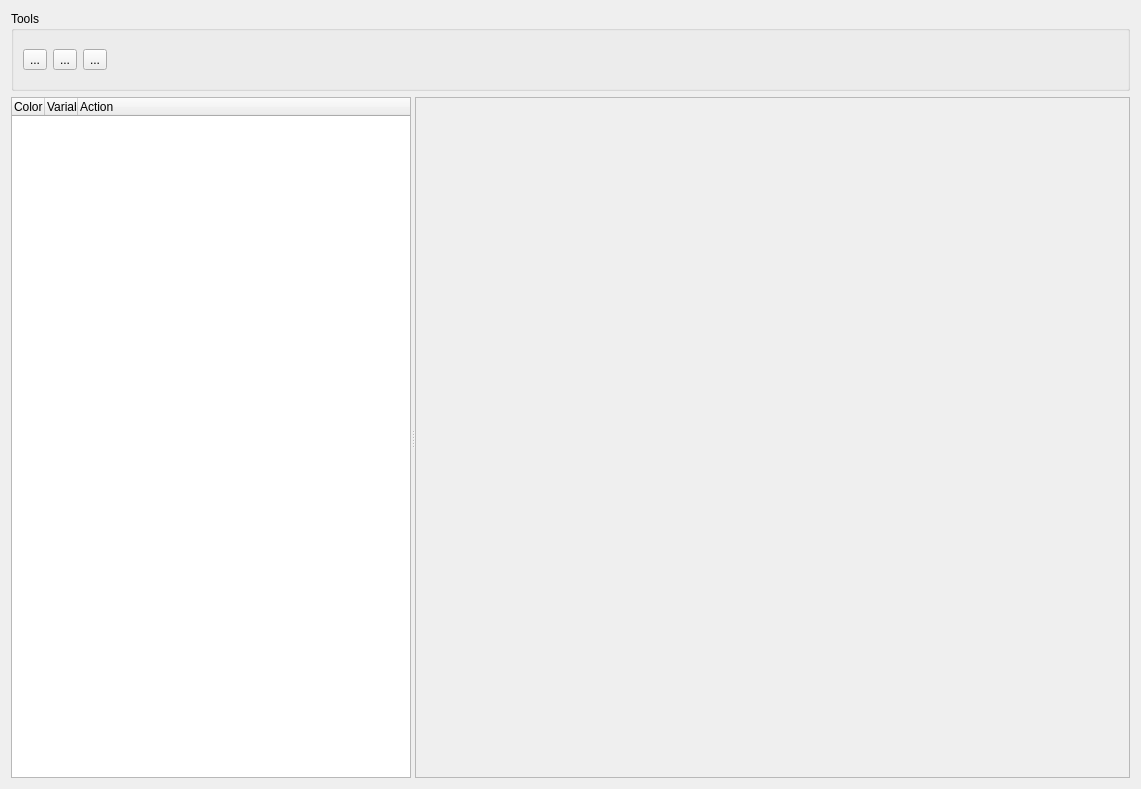
Old version of the form NetworkViewer/plugins/ScopeView/ScopeView.ui in the repository glocklueng/openecosys.
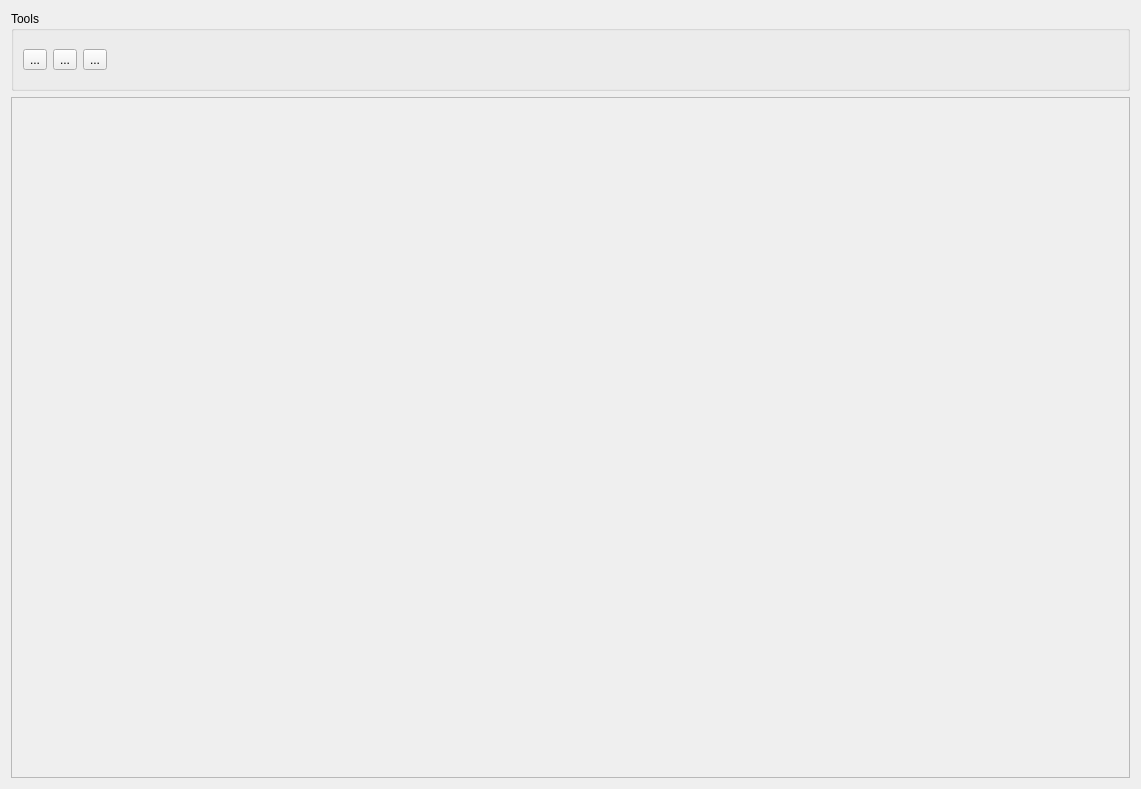
New version of the form. Icons and pictures are not drawn.

Commit message: Nicer variable list in ScopeView

```diff
--- a/NetworkViewer/plugins/ScopeView/ScopeView.ui
+++ b/NetworkViewer/plugins/ScopeView/ScopeView.ui
@@ -95,56 +95,6 @@
      <property name="orientation">
       <enum>Qt::Horizontal</enum>
      </property>
-     <widget class="QTreeWidget" name="m_treeWidget">
-      <property name="sizePolicy">
-       <sizepolicy hsizetype="Minimum" vsizetype="Expanding">
-        <horstretch>0</horstretch>
-        <verstretch>0</verstretch>
-       </sizepolicy>
-      </property>
-      <property name="maximumSize">
-       <size>
-        <width>400</width>
-        <height>16777215</height>
-       </size>
-      </property>
-      <property name="mouseTracking">
-       <bool>false</bool>
-      </property>
-      <property name="autoFillBackground">
-       <bool>true</bool>
-      </property>
-      <property name="textElideMode">
-       <enum>Qt::ElideRight</enum>
-      </property>
-      <property name="uniformRowHeights">
-       <bool>true</bool>
-      </property>
-      <attribute name="headerCascadingSectionResizes">
-       <bool>true</bool>
-      </attribute>
-      <attribute name="headerDefaultSectionSize">
-       <number>33</number>
-      </attribute>
-      <attribute name="headerMinimumSectionSize">
-       <number>-18</number>
-      </attribute>
-      <column>
-       <property name="text">
-        <string>Color</string>
-       </property>
-      </column>
-      <column>
-       <property name="text">
-        <string>Variable</string>
-       </property>
-      </column>
-      <column>
-       <property name="text">
-        <string notr="true">Action</string>
-       </property>
-      </column>
-     </widget>
      <widget class="QFrame" name="m_frame">
       <property name="frameShape">
        <enum>QFrame::StyledPanel</enum>
```
The commit also changes 7 other files.
